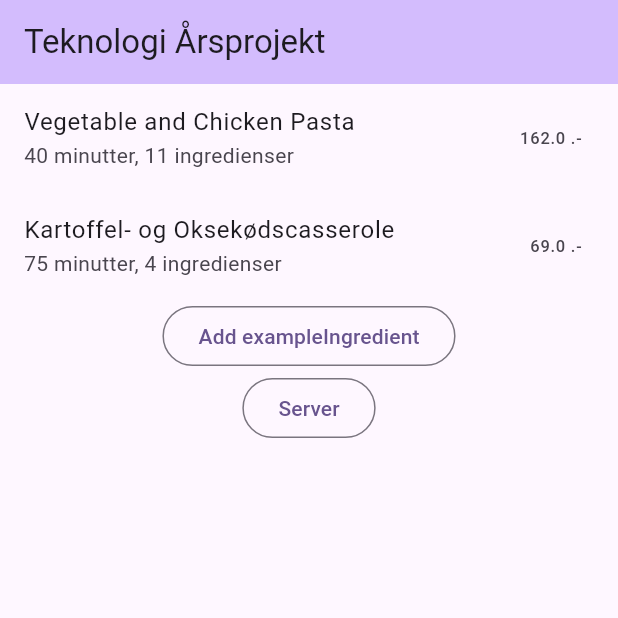
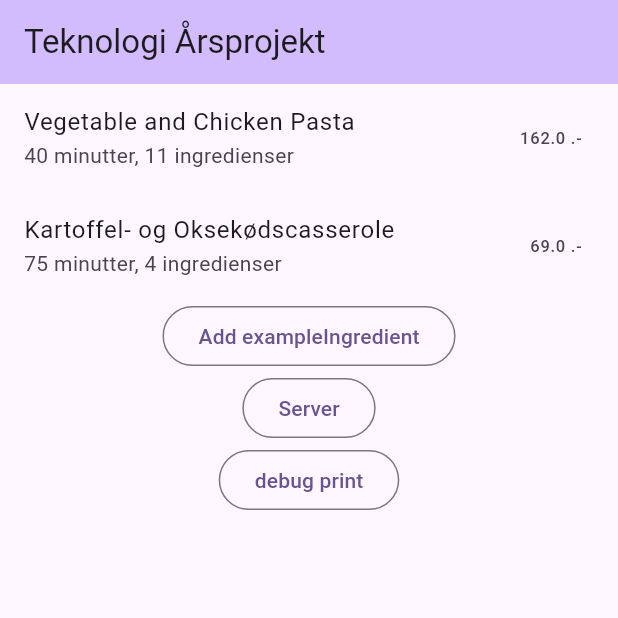
Before and after one commit to toke-dk/mad_app_eksamensprojekt, a Flutter app: the screen it shows after launch, after a tap on "Server", on a phone screen of 412 x 824 dp, the top half of it. Run offline on Flutter 3.47's test engine with Material 3 defaults, Android fonts, the phone set to English and light mode, and no system bars; missing offline and left inert: dart_openai.

Commit message:
it now can make a recipe in the correct format

```diff
--- a/lib/main.dart
+++ b/lib/main.dart
@@ -44,8 +44,7 @@ class MyHomePage extends StatefulWidget {
 }
 
 class _MyHomePageState extends State<MyHomePage> {
-  List<Ingredient> get ingredients =>
-      recipes.first.ingredientsToBuy;
+  List<Ingredient> get ingredients => recipes.first.ingredientsToBuy;
 
   List<Recipe> get recipes => Provider.of<RecipesProvider>(context).getRecipes;
 
@@ -62,11 +61,6 @@ class _MyHomePageState extends State<MyHomePage> {
       body: SingleChildScrollView(
         child: Column(
           children: [
-            content == null
-                ? const SizedBox.shrink()
-                : Text(jsonDecode(
-                        content!.choices.first.message.content!.first.text!)
-                    .toString()),
             ListView.builder(
                 physics: const NeverScrollableScrollPhysics(),
                 shrinkWrap: true,
@@ -75,8 +69,10 @@ class _MyHomePageState extends State<MyHomePage> {
                   final Recipe currentRecipe = recipes[index];
                   return ListTile(
                     title: Text(currentRecipe.name),
-                    trailing: Text("${currentRecipe.getTotalPrice.roundToDouble()} .-"),
-                    subtitle: Text("${currentRecipe.durationInMins} minutter, ${currentRecipe.ingredientsToBuy.length} ingredienser"),
+                    trailing: Text(
+                        "${currentRecipe.getTotalPrice.roundToDouble()} .-"),
+                    subtitle: Text(
+                        "${currentRecipe.durationInMins} minutter, ${currentRecipe.ingredientsToBuy.length} ingredienser"),
                   );
                 }),
             OutlinedButton(
@@ -92,7 +88,13 @@ class _MyHomePageState extends State<MyHomePage> {
                     content = response;
                   });
                 },
-                child: const Text("Server"))
+                child: const Text("Server")),
+            OutlinedButton(
+                onPressed: () {
+                  print(Recipe.fromMap(jsonDecode(
+                      content!.choices.first.message.content!.first.text!)));
+                },
+                child: Text("debug print"))
           ],
         ),
       ),
@@ -106,7 +108,19 @@ Future<OpenAIChatCompletionModel> _apiExample() async {
   final systemMessage = OpenAIChatCompletionChoiceMessageModel(
     content: [
       OpenAIChatCompletionChoiceMessageContentItemModel.text(
-        "return any message you are given as JSON.",
+        "retuner hvilken givet besked som JSON.",
+      ),
+      OpenAIChatCompletionChoiceMessageContentItemModel.text(
+        '''
+          {
+            "name": str
+            "description": str
+            "durationInMins": int
+            "ingredientsForRecipe": List<str>
+            "instructions": List<str>
+            "ingredientsToBuy": {"name": str, "quantity": double, "unit": str, "price": double,}
+          }
+        ''',
       ),
     ],
     role: OpenAIChatMessageRole.assistant,
@@ -116,7 +130,7 @@ Future<OpenAIChatCompletionModel> _apiExample() async {
   final userMessage = OpenAIChatCompletionChoiceMessageModel(
     content: [
       OpenAIChatCompletionChoiceMessageContentItemModel.text(
-        "make a dog class",
+        "lav en opskrift",
       ),
     ],
     role: OpenAIChatMessageRole.user,
@@ -135,12 +149,8 @@ Future<OpenAIChatCompletionModel> _apiExample() async {
     seed: 6,
     messages: requestMessages,
     temperature: 0.2,
-    maxTokens: 500,
+    maxTokens: 1000,
   );
 
-  print(chatCompletion.choices.first.message.content); // ...
-  print(chatCompletion.systemFingerprint); // ...
-  print(chatCompletion.usage.promptTokens); // ...
-  print(chatCompletion.id);
   return chatCompletion;
 }
```
